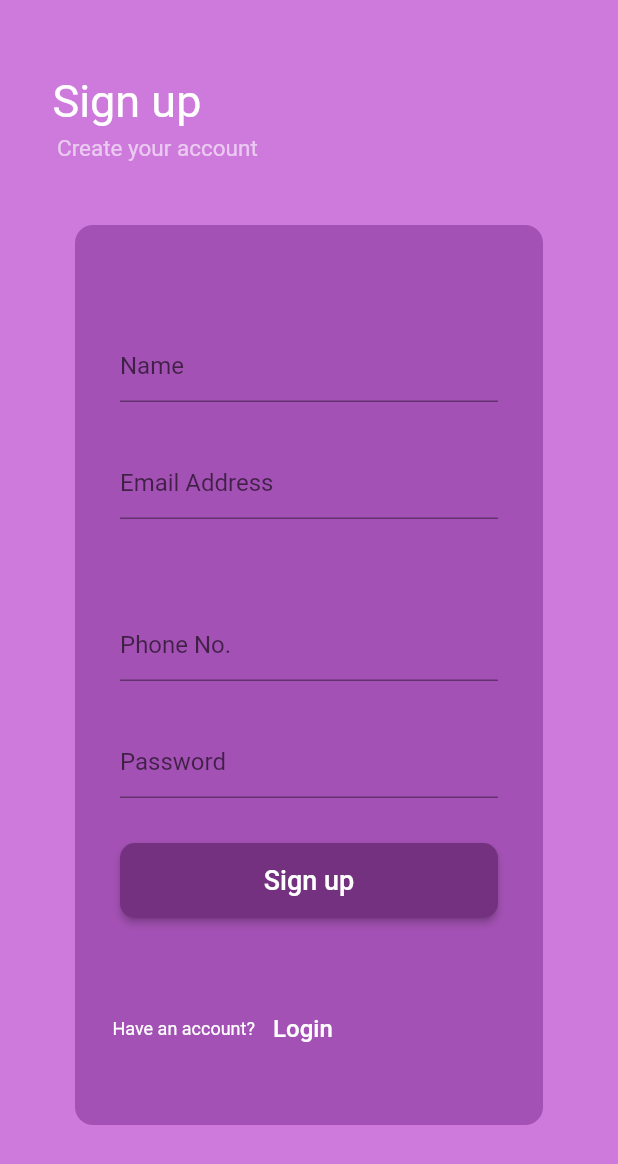
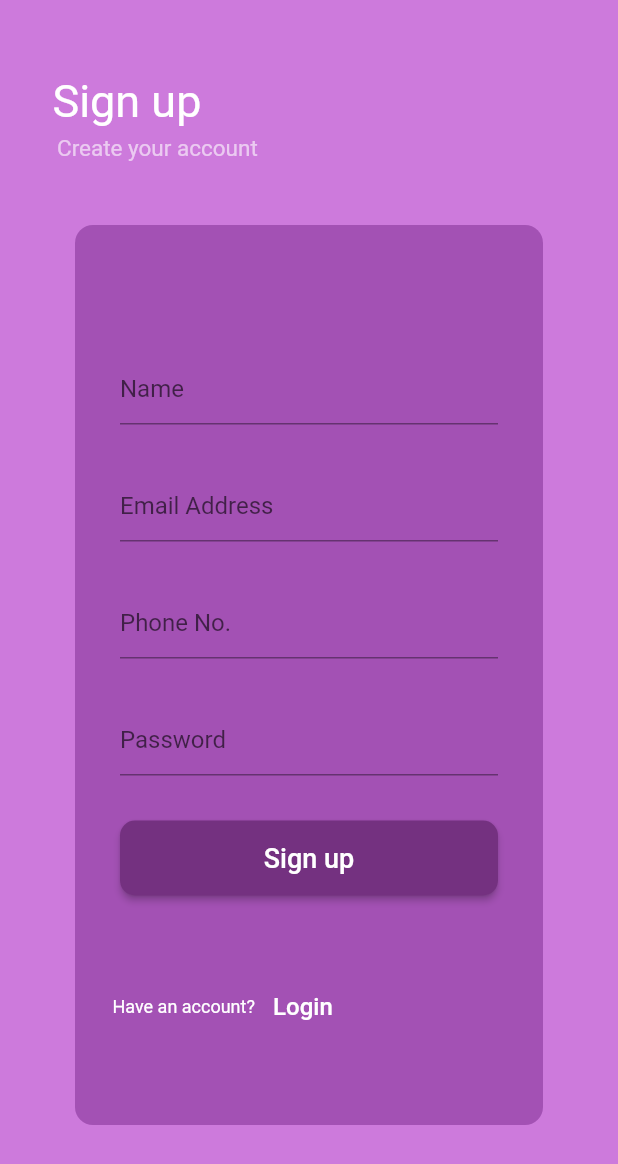
Before and after one commit to Tejaswika/Parvarish-Parent, a Flutter app: the SignUpPage screen opened directly, on a phone screen of 412 x 824 dp. Shown: the top 1164 px of the screen. Run offline on Flutter 3.47's test engine with Material 2 defaults, Android fonts, the phone set to English and light mode, and no system bars; our stand-ins replace carousel_slider, cloud_firestore, firebase_auth, firebase_core, syncfusion_flutter_charts; accounts and stored records are empty.

Commit message:
SignUp UI Corrected

```diff
--- a/lib/screens/SignUp_Screen.dart
+++ b/lib/screens/SignUp_Screen.dart
@@ -83,7 +83,7 @@ class _SignUpPage extends State<SignUpPage> {
                   ),
                 ),
                 Container(
-                  padding: const EdgeInsets.all(30),
+                  padding: const EdgeInsets.only(left: 30, top: 30, right: 30),
                   child: TextField(
                     keyboardType: TextInputType.emailAddress,
                     decoration: const InputDecoration(
```
